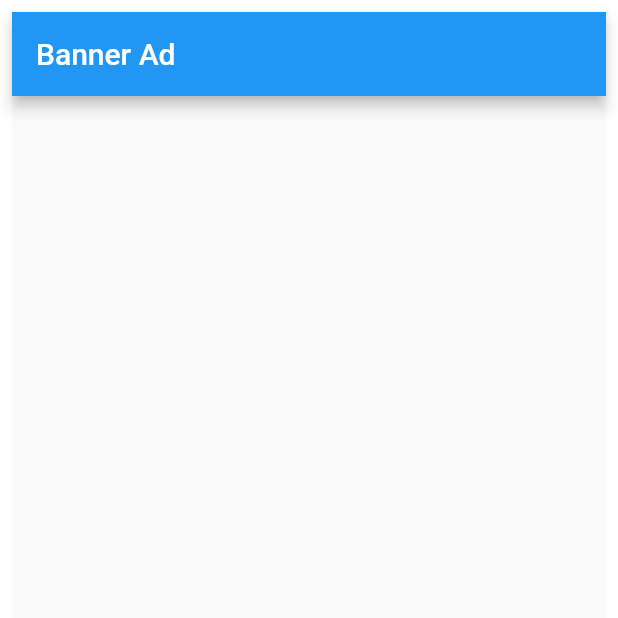
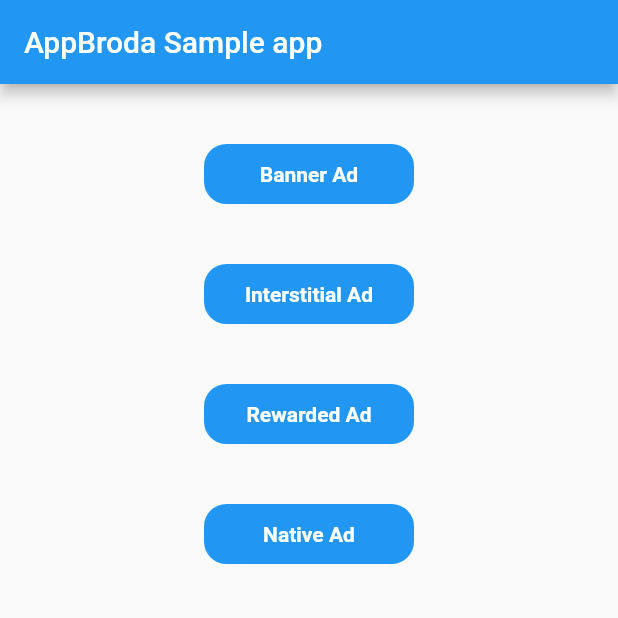
Before and after one commit to SlokeT/Flutter-SampleApp, a Flutter app: the screen it shows after launch, on a phone screen of 412 x 824 dp, the top half of it. Run offline on Flutter 3.47's test engine with Material 2 defaults, Android fonts, the phone set to English and light mode, and no system bars; our stand-ins replace firebase_core, firebase_remote_config, fluttertoast, google_mobile_ads, package_info_plus, shared_preferences; accounts and stored records are empty.

Commit message:
added a home page, added minor improvements

```diff
--- a/lib/main.dart
+++ b/lib/main.dart
@@ -1,6 +1,9 @@
 import 'package:flutter/material.dart';
 import 'package:firebase_core/firebase_core.dart';
 import 'package:flutter_application/banner_page.dart';
+import 'package:flutter_application/interstitial_page.dart';
+import 'package:flutter_application/native_page.dart';
+import 'package:flutter_application/rewarded_page.dart';
 import 'package:flutter_application/utils/appbroda_placement_handler.dart';
 import 'package:google_mobile_ads/google_mobile_ads.dart';
 import 'firebase_options.dart';
@@ -22,10 +25,121 @@ class MainApp extends StatelessWidget {
   @override
   Widget build(BuildContext context) {
     return const MaterialApp(
-      home: Padding(
-        padding: EdgeInsets.all(8.0),
-        child: const BannerPage(),
-      ),
+      home: HomePage()
     );
   }
 }
+
+class HomePage extends StatelessWidget {
+  const HomePage({super.key});
+
+  @override
+  Widget build(BuildContext context) {
+    return Scaffold(
+        appBar: AppBar(title: const Text("AppBroda Sample app")),
+        body: Center(
+          child: Column(
+            mainAxisSize: MainAxisSize.max,
+            mainAxisAlignment: MainAxisAlignment.center,
+            crossAxisAlignment: CrossAxisAlignment.center,
+            children: [
+              const SizedBox(height: 40),
+              InkWell(
+                child: Container(
+                  decoration: BoxDecoration(
+                      color:  Colors.blue,
+                      border: Border.all(
+                        color: Colors.blue,
+                      ),
+                      borderRadius: const BorderRadius.all(Radius.circular(15))),
+                  width: 140,
+                  height: 40,
+                  child: const Center(
+                    child: Text(
+                      "Banner Ad",
+                      style: TextStyle(
+                          fontWeight: FontWeight.bold, color: Colors.white),
+                    ),
+                  ),
+                ),
+                onTap: () => {
+                  Navigator.push(context, MaterialPageRoute(builder: (context) => const BannerPage()))
+                },
+              ),
+              const SizedBox(height: 40),
+              InkWell(
+                child: Container(
+                  decoration: BoxDecoration(
+                      color:  Colors.blue,
+                      border: Border.all(
+                        color: Colors.blue,
+                      ),
+                      borderRadius: const BorderRadius.all(Radius.circular(15))),
+                  width: 140,
+                  height: 40,
+                  child: const Center(
+                    child: Text(
+                      "Interstitial Ad",
+                      style: TextStyle(
+                          fontWeight: FontWeight.bold, color: Colors.white),
+                    ),
+                  ),
+                ),
+                onTap: () => {
+                  Navigator.push(context, MaterialPageRoute(builder: (context) => const InterstitialPage()))
+                },
+              ),
+              const SizedBox(height: 40),
+              InkWell(
+                child: Container(
+                  decoration: BoxDecoration(
+                      color:  Colors.blue,
+                      border: Border.all(
+                        color: Colors.blue,
+                      ),
+                      borderRadius: const BorderRadius.all(Radius.circular(15))),
+                  width: 140,
+                  height: 40,
+                  child: const Center(
+                    child: Text(
+                      "Rewarded Ad",
+                      style: TextStyle(
+                          fontWeight: FontWeight.bold, color: Colors.white),
+                    ),
+                  ),
+                ),
+                onTap: () => {
+                  Navigator.push(context, MaterialPageRoute(builder: (context) => const RewardedPage()))
+                },
+              ),
+              const SizedBox(height: 40),
+              InkWell(
+                child: Container(
+                  decoration: BoxDecoration(
+                      color:  Colors.blue,
+                      border: Border.all(
+                        color: Colors.blue,
+                      ),
+                      borderRadius: const BorderRadius.all(Radius.circular(15))),
+                  width: 140,
+                  height: 40,
+                  child: const Center(
+                    child: Text(
+                      "Native Ad",
+                      style: TextStyle(
+                          fontWeight: FontWeight.bold, color: Colors.white),
+                    ),
+                  ),
+                ),
+                onTap: () => {
+                  Navigator.push(context, MaterialPageRoute(builder: (context) => const NativePage()))
+                },
+              ),
+              const Spacer(),
+            ],
+          ),
+        ),
+
+      );
+  }
+}
```
Also changed, not shown: lib/banner_page.dart (+11 -3 lines), lib/interstitial_page.dart (added, +116 -0 lines), lib/native_page.dart (added, +122 -0 lines), lib/rewarded_page.dart (added, +118 -0 lines).
